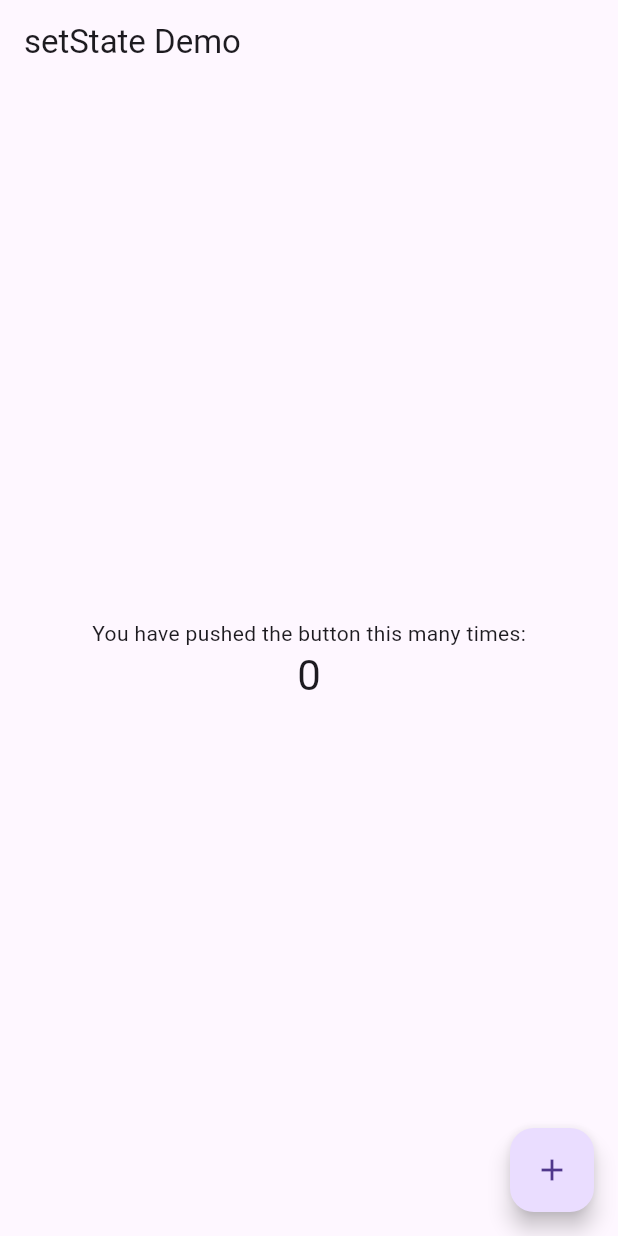
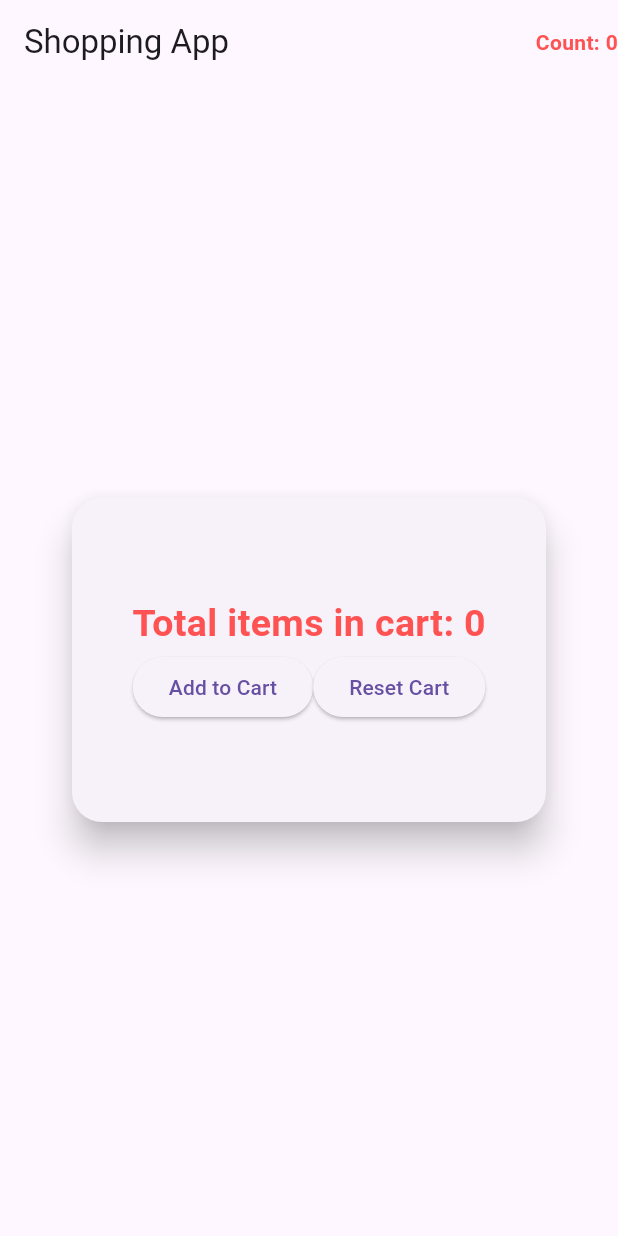
Before and after one commit to SaidurRahman1004/FlutterPractise1, a Flutter app: the screen it shows after launch, on a phone screen of 412 x 824 dp. Run offline on Flutter 3.47's test engine with Material 3 defaults, Android fonts, the phone set to English and light mode, and no system bars; our stand-ins replace carousel_slider, email_validator, shared_preferences, smooth_page_indicator; key blocks and very long unbroken strings in the code were emptied for the run.

Commit message:
commit 11

```diff
--- /dev/null
+++ b/lib/State Management/MultipleChildWidgetsSharingParentState.dart
@@ -0,0 +1,103 @@
+//Practice Task 7.3 – Multiple Child Widgets Sharing Parent State Ans Submitted
+import 'package:flutter/cupertino.dart';
+import 'package:flutter/material.dart';
+
+class ShoppingApp extends StatefulWidget {
+  const ShoppingApp({super.key});
+
+  @override
+  State<ShoppingApp> createState() => _ShoppingAppState();
+}
+
+class _ShoppingAppState extends State<ShoppingApp> {
+  int _cartCount = 0;
+  void _addToCart(){
+    setState(() {
+      _cartCount++;
+    });
+  }
+
+  void _resetCart(){
+    setState(() {
+      _cartCount = 0;
+    });
+  }
+  @override
+  Widget build(BuildContext context) {
+    return Scaffold(
+      appBar: AppBar(
+        title: const Text("Shopping App"),
+        actions: [
+          Text("Count: $_cartCount",style: TextStyle(color: Colors.redAccent,fontWeight: FontWeight.bold),)
+        ],
+      ),
+      body: Center(
+        child: Column(
+          mainAxisAlignment: MainAxisAlignment.center,
+          children: [
+            Card(
+              elevation: 10,
+              shape: RoundedRectangleBorder(
+                borderRadius: BorderRadius.circular(20),
+              ),
+              child: Padding(
+                padding: const EdgeInsets.all(8.0),
+                child: Container(
+                  height: 200,
+                  width: 300,
+                  child: Column(
+                    mainAxisAlignment: MainAxisAlignment.center,
+                    children: [
+                      CartSummaryWidget(countItem: _cartCount),
+                      Row(
+                        mainAxisAlignment: MainAxisAlignment.center,
+                        children: [
+                          ProductListWidget(addToCrtBtn: _addToCart),
+                          ResetCartWidget(rstButton: _resetCart),
+                        ],
+                      )
+
+
+                    ],
+                  ),
+
+                ),
+              ),
+            ),
+          ],
+        ),
+
+      ),
+    );
+  }
+}
+
+class ProductListWidget extends StatelessWidget {
+  final VoidCallback addToCrtBtn;
+  const ProductListWidget({super.key, required this.addToCrtBtn});
+
+  @override
+  Widget build(BuildContext context) {
+    return ElevatedButton(
+        onPressed: addToCrtBtn, child: Text("Add to Cart"));
+  }
+}
+
+class ResetCartWidget extends StatelessWidget {
+  final VoidCallback rstButton;
+  const ResetCartWidget({super.key, required this.rstButton});
+
+  @override
+  Widget build(BuildContext context) {
+    return ElevatedButton(onPressed: rstButton, child: Text("Reset Cart"));
+  }
+}
+ class CartSummaryWidget extends StatelessWidget {
+  final int countItem;
+   const CartSummaryWidget({super.key, required this.countItem,});
+
+   @override
+   Widget build(BuildContext context) {
+     return Text("Total items in cart: $countItem",style: TextStyle(color: Colors.redAccent,fontWeight: FontWeight.bold,fontSize: 25));
+   }
+ }
--- a/lib/TesTPorpose/testProjects.dart
+++ b/lib/TesTPorpose/testProjects.dart
@@ -1,62 +1,99 @@
 import 'package:flutter/material.dart';
 
-
-class JustTest extends StatelessWidget {
-  const JustTest({super.key});
+class MultiChildParentExample extends StatefulWidget {
+  const MultiChildParentExample({super.key});
 
   @override
-  Widget build(BuildContext context) {
-    return MaterialApp(
-      debugShowCheckedModeBanner: false,
-      home: CounterScreen(),
-    );
-  }
+  State<MultiChildParentExample> createState() => _MultiChildParentExampleState();
 }
 
-class CounterScreen extends StatefulWidget {
-  const CounterScreen({super.key});
+class _MultiChildParentExampleState extends State<MultiChildParentExample> {
+  int _cartCount = 0;
 
-  @override
-  State<CounterScreen> createState() => _CounterScreenState();
-}
+  void _addToCart() {
+    setState(() {
+      _cartCount++;
+    });
+  }
 
-class _CounterScreenState extends State<CounterScreen> {
-  // --- আমাদের স্টেট ---
-  int _counter = 0;
-
-  // --- স্টেট পরিবর্তন করার মেথড ---
-  void _incrementCounter() {
-    // setState কল করা হচ্ছে Flutter-কে জানানোর জন্য যে স্টেট পরিবর্তন হয়েছে
+  void _resetCart() {
     setState(() {
-      _counter++;
+      _cartCount = 0;
     });
   }
 
   @override
   Widget build(BuildContext context) {
-    print('Build method called!'); // প্রতিবার setState কল হলে এটি প্রিন্ট হবে
+    return Scaffold(
+      appBar: AppBar(
+        title: const Text("Multiple Child Widgets Sharing State"),
+        actions: [
+          // Child 1: Cart Count in AppBar
+          Padding(
+            padding: const EdgeInsets.all(8.0),
+            child: Center(child: Text("Cart: $_cartCount 🛒")),
+          )
+        ],
+      ),
+      body: Column(
+        mainAxisAlignment: MainAxisAlignment.center,
+        children: [
+          // Child 2: Product List
+          ProductListWidget(onAdd: _addToCart),
 
-    return Scaffold(
-      appBar: AppBar(title: const Text('setState Demo')),
-      body: Center(
-        child: Column(
-          mainAxisAlignment: MainAxisAlignment.center,
-          children: <Widget>[
-            const Text(
-              'You have pushed the button this many times:',
-            ),
-            Text(
-              '$_counter', // UI স্টেট-এর উপর নির্ভরশীল
-              style: Theme.of(context).textTheme.headlineMedium,
-            ),
-          ],
-        ),
-      ),
-      floatingActionButton: FloatingActionButton(
-        onPressed: _incrementCounter, // বাটন ক্লিক করলে স্টেট পরিবর্তন হবে
-        tooltip: 'Increment',
-        child: const Icon(Icons.add),
+          const SizedBox(height: 20),
+
+          // Child 3: Reset Cart Button
+          ResetCartWidget(onReset: _resetCart),
+
+          const SizedBox(height: 20),
+
+          // Child 4: Cart Summary Widget
+          CartSummaryWidget(count: _cartCount),
+        ],
       ),
     );
   }
 }
+
+/// 🛒 Product List
+class ProductListWidget extends StatelessWidget {
+  final VoidCallback onAdd;
+  const ProductListWidget({super.key, required this.onAdd});
+
+  @override
+  Widget build(BuildContext context) {
+    return ElevatedButton(
+      onPressed: onAdd,
+      child: const Text("Add Product to Cart"),
+    );
+  }
+}
+
+/// 🔄 Reset Button
+class ResetCartWidget extends StatelessWidget {
+  final VoidCallback onReset;
+  const ResetCartWidget({super.key, required this.onReset});
+
+  @override
+  Widget build(BuildContext context) {
+    return ElevatedButton(
+      onPressed: onReset,
+      child: const Text("Reset Cart"),
+    );
+  }
+}
+
+/// 📊 Cart Summary
+class CartSummaryWidget extends StatelessWidget {
+  final int count;
+  const CartSummaryWidget({super.key, required this.count});
+
+  @override
+  Widget build(BuildContext context) {
+    return Text(
+      "Total items in cart: $count",
+      style: const TextStyle(fontSize: 18, fontWeight: FontWeight.bold),
+    );
+  }
+}
--- a/pubspec.yaml
+++ b/pubspec.yaml
@@ -35,8 +35,8 @@ dev_dependencies:
 flutter:
 
   uses-material-design: true
-assets:
-   - images/image1.jpg
+  assets:
+    - assets/images/
 
 
   # fonts:
```
Also changed, not shown: lib/Flutter Backend/APIgetJson.dart (added, +69 -0 lines), lib/Flutter Backend/backendNote.txt (added, +105 -0 lines), lib/ImageAss.dart (added, +40 -0 lines), lib/State Management/LightSwitchApp.dart (added, +73 -0 lines), lib/State Management/State Management Note.txt (+40 -0 lines), lib/main.dart (+6 -1 lines), assets/images/img1.jpg (added), assets/images/img2.jpg (added), assets/images/img3.jpg (added), pubspec.lock.
